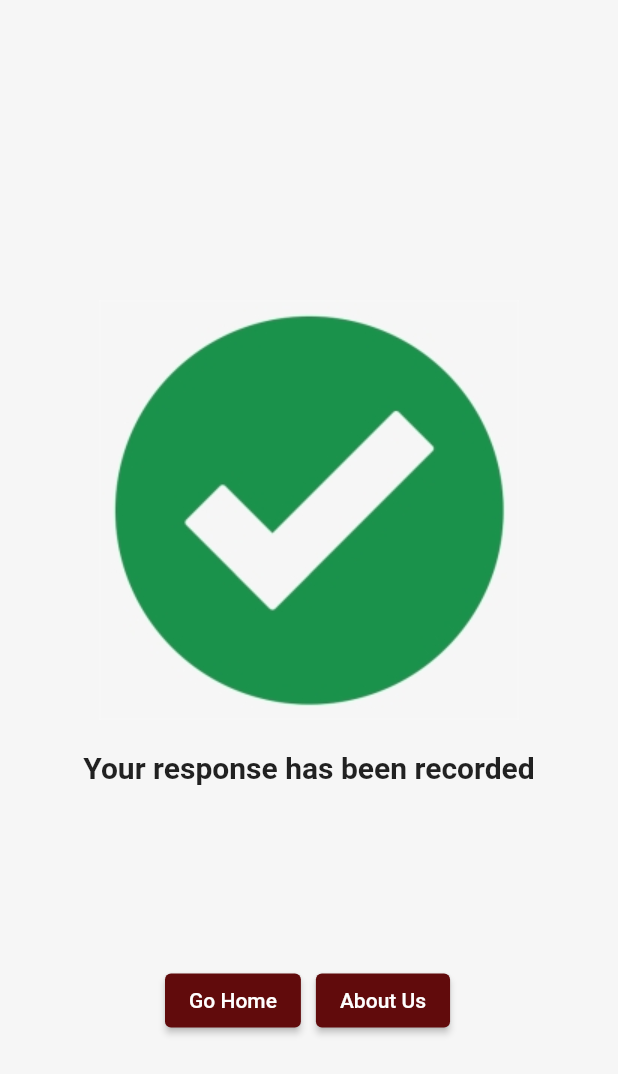
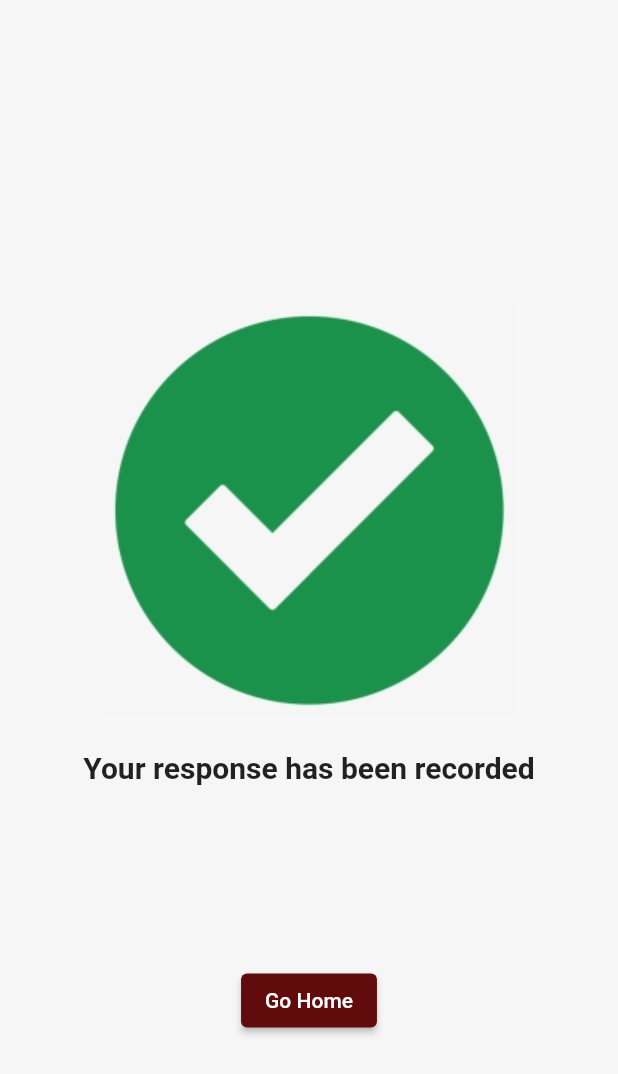
Before and after one commit to joforikwakye/nex_vote_beta, a Flutter app: the SuccessPage screen opened by its route, on a phone screen of 412 x 824 dp. Shown: the top 1074 px of the screen. Run offline on Flutter 3.47's test engine with Material 2 defaults, Android fonts, the phone set to English and light mode, and no system bars; our stand-ins replace animated_splash_screen, flutter_spinkit, google_fonts.

Commit message:
removed the about us button

```diff
--- a/lib/screens/success.dart
+++ b/lib/screens/success.dart
@@ -6,10 +6,11 @@ class SuccessPage extends StatelessWidget {
   @override
   Widget build(BuildContext context) {
     return Scaffold(
-      backgroundColor: const Color(0xffF6F6F6),
+      backgroundColor: Color(0xffF6F6F6),
       body: SafeArea(
         child: Center(
           child: Column(
+            crossAxisAlignment: CrossAxisAlignment.center,
             children: [
               const SizedBox(height: 200),
               Image.asset(
@@ -24,8 +25,6 @@ class SuccessPage extends StatelessWidget {
                 ),
               ),
               const SizedBox(height: 120),
-              Row(
-                children: [
               const SizedBox(width: 110),
               ElevatedButton(
                 child: Text('Go Home'),
@@ -37,24 +36,6 @@ class SuccessPage extends StatelessWidget {
                 ),
               ),
               const SizedBox(width: 10),
-                  ElevatedButton(
-                    child: Text('About Us'),
-                    onPressed: () {
-                      showDialog(
-                        context: context,
-                        builder: (ctx) => const AlertDialog(
-                          title: Text("About Us"),
-                          content: Text(
-                              'This app is developed and maintained by members of group nexus.'),
-                        ),
-                      );
-                    },
-                    style: ElevatedButton.styleFrom(
-                      primary: const Color(0xff610B0C),
-                    ),
-                  ),
-                ],
-              ),
             ],
           ),
         ),
```
Lines whose indentation alone changed are shown as unchanged.
